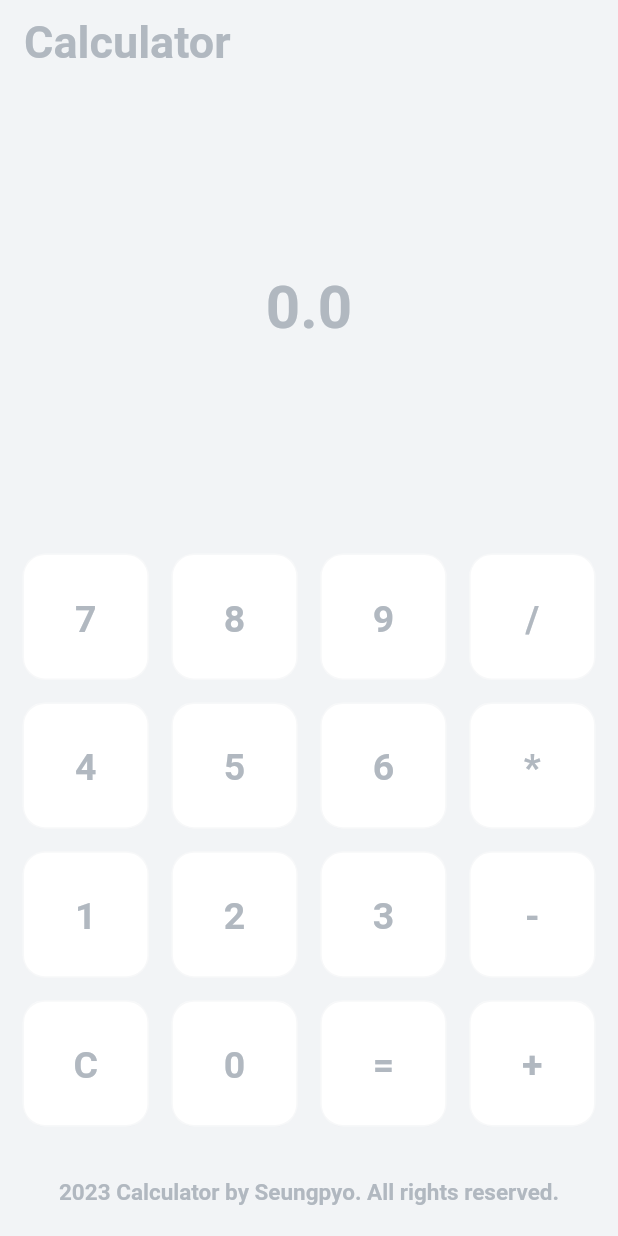
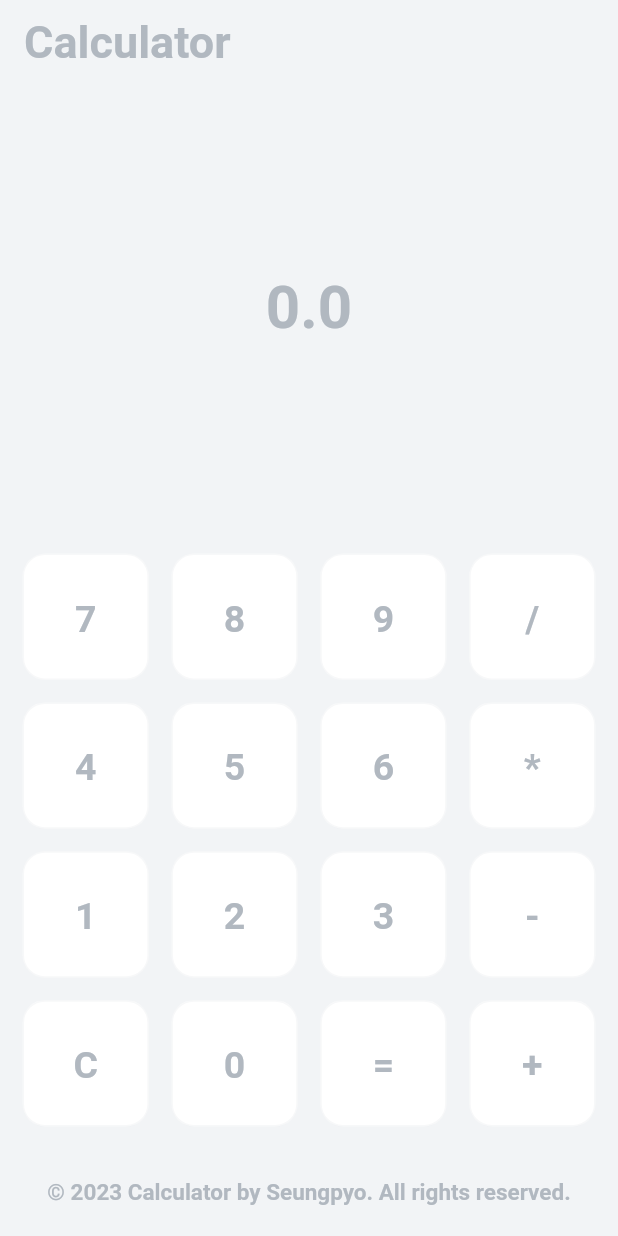
Before and after one commit to sspzoa/calculator, a Flutter app: the screen it shows after launch, on a phone screen of 412 x 824 dp. Run offline on Flutter 3.47's test engine with Material 2 defaults, Android fonts, the phone set to English and light mode, and no system bars; missing offline and left inert: flutter_displaymode.

Commit message:
add icon

```diff
--- a/lib/main.dart
+++ b/lib/main.dart
@@ -95,7 +95,7 @@ class _CalculatorState extends State<Calculator> {
         const Padding(
           padding: EdgeInsets.all(20.0),
           child: Text(
-            "2023 Calculator by Seungpyo. All rights reserved.",
+            "©️ 2023 Calculator by Seungpyo. All rights reserved.",
             style: TextStyle(
               fontSize: 15.0,
               fontWeight: FontWeight.bold,
```
Also changed, not shown: 18 other files.
